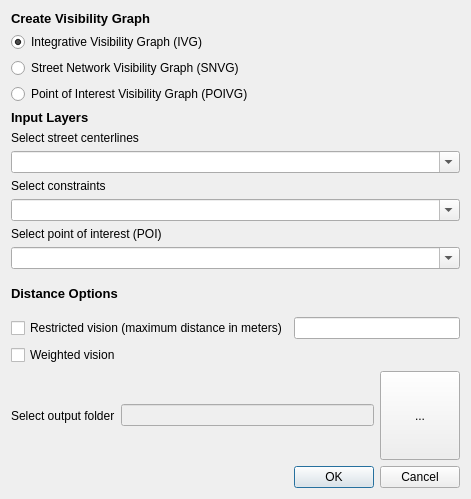
Above: poi_visibility_network_dialog_base.ui from achic19/poi_visibility_network before the change. Below: the same form after it.
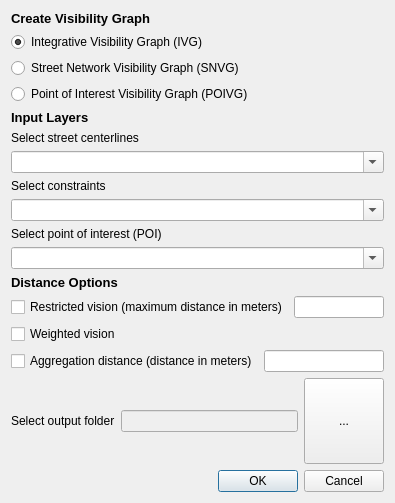
That is the form after the change.

Commit message: Aggregation distance

Patch:
```diff
--- a/poi_visibility_network_dialog_base.ui
+++ b/poi_visibility_network_dialog_base.ui
@@ -6,8 +6,8 @@
    <rect>
     <x>0</x>
     <y>0</y>
-    <width>471</width>
-    <height>499</height>
+    <width>395</width>
+    <height>503</height>
    </rect>
   </property>
   <property name="windowTitle">
@@ -180,6 +180,30 @@
        </property>
       </widget>
      </item>
+     <item>
+      <layout class="QHBoxLayout" name="horizontalLayout_3">
+       <item>
+        <widget class="QCheckBox" name="checkBox_3">
+         <property name="whatsThis">
+          <string/>
+         </property>
+         <property name="text">
+          <string>Aggregation distance (distance in meters)</string>
+         </property>
+        </widget>
+       </item>
+       <item>
+        <widget class="QLineEdit" name="lineEdit_3">
+         <property name="enabled">
+          <bool>true</bool>
+         </property>
+         <property name="whatsThis">
+          <string/>
+         </property>
+        </widget>
+       </item>
+      </layout>
+     </item>
     </layout>
    </item>
    <item>
```
The commit also changes 9 other files.
